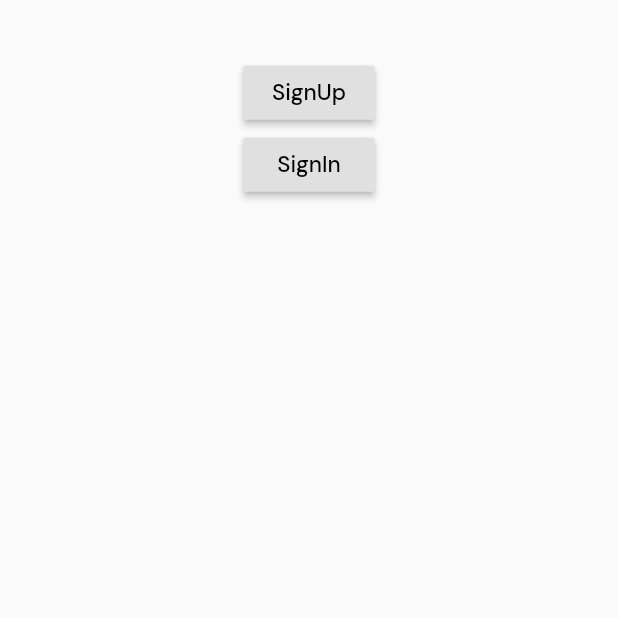
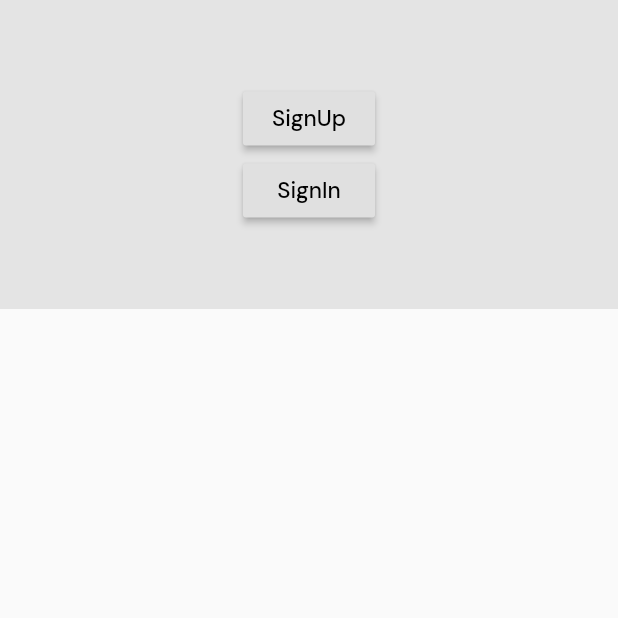
Before and after one commit to angga1518/CoronaSurvivor_Flutter, a Flutter app: the SplashPage screen opened directly, on a phone screen of 412 x 824 dp, the top half of it. Run offline on Flutter 3.47's test engine with Material 2 defaults, Android fonts, the phone set to English and light mode, and no system bars; our stand-ins replace bloc, cloud_firestore, equatable, firebase_auth, firebase_core, firebase_messaging and 3 more; accounts and stored records are empty.

Commit message:
feat: add ex

```diff
--- a/lib/ui/pages/pages.dart
+++ b/lib/ui/pages/pages.dart
@@ -1,6 +1,7 @@
 import 'package:corona_survivor_flutter/bloc/blocs.dart';
 import 'package:corona_survivor_flutter/services/services.dart';
 import 'package:corona_survivor_flutter/ui/shared/shared_ui.dart';
+import 'package:corona_survivor_flutter/ui/widgets/widgets.dart';
 import 'package:firebase_auth/firebase_auth.dart';
 import 'package:firebase_messaging/firebase_messaging.dart';
 import 'package:flutter/material.dart';
--- a/lib/ui/pages/splash_page.dart
+++ b/lib/ui/pages/splash_page.dart
@@ -12,7 +12,8 @@ class _SplashPageState extends State<SplashPage> {
     UserBloc userBloc = BlocProvider.of<UserBloc>(context);
     return Scaffold(
       body: Container(
-        height: UIHelper.responsive.setWidth(150),
+        color: UIHelper.color1,
+        height: UIHelper.responsive.setHeight(160.0),
         child: Center(
           child: Column(
             mainAxisAlignment: MainAxisAlignment.center,
@@ -23,12 +24,9 @@ class _SplashPageState extends State<SplashPage> {
                   await AuthServices.signUp("erlanggamuhammad01@gmail.com", "corona", "Angga");
                 },
               ),
-              RaisedButton(
-                child: Text("SignIn", style: UIHelper.testFont.copyWith(fontSize: 15),),
-                onPressed: () async {
-                  await AuthServices.signIn("erlanggamuhammad01@gmail.com", "corona");
-                },
-              ),
+              ButtonUniversal(50, ()async{
+                await AuthServices.signIn("erlanggamuhammad01@gmail.com", "corona");
+              })
             ],
           ),
         ),
--- a/lib/ui/shared/ui_helpers.dart
+++ b/lib/ui/shared/ui_helpers.dart
@@ -16,4 +16,6 @@ class UIHelper {
 
   // to use this use UIHelper.testfont.copyWith(your desired custom)
   static TextStyle testFont = GoogleFonts.dmSans().copyWith(color: Colors.black, fontSize: responsive.setSp(20));
+
+  static Color color1 = Color(0xFFE4E4E4);
 }
--- /dev/null
+++ b/lib/ui/widgets/button.dart
@@ -0,0 +1,22 @@
+part of 'widgets.dart';
+
+class ButtonUniversal extends StatelessWidget {
+
+  final int height;
+  final Function onTap;
+  ButtonUniversal(this.height, this.onTap);
+
+  @override
+  Widget build(BuildContext context) {
+    return Container(
+      child: RaisedButton(
+        child: Text(
+          "SignIn",
+          style: UIHelper.testFont.copyWith(fontSize: 15),
+        ),
+        onPressed: () async {
+        },
+      ),
+    );
+  }
+}
--- a/lib/ui/widgets/widgets.dart
+++ b/lib/ui/widgets/widgets.dart
@@ -0,0 +1,4 @@
+import 'package:corona_survivor_flutter/ui/shared/shared_ui.dart';
+import 'package:flutter/material.dart';
+
+part 'button.dart';
```
